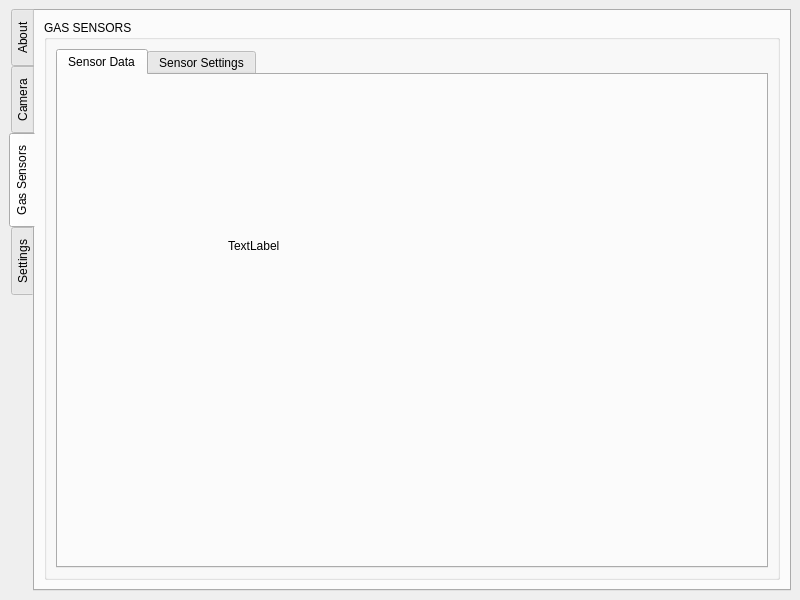
Above: fq_control_center/mainwindow.ui from hakan-demirli/FQ-Control-Center before the change. Below: the same form after it.
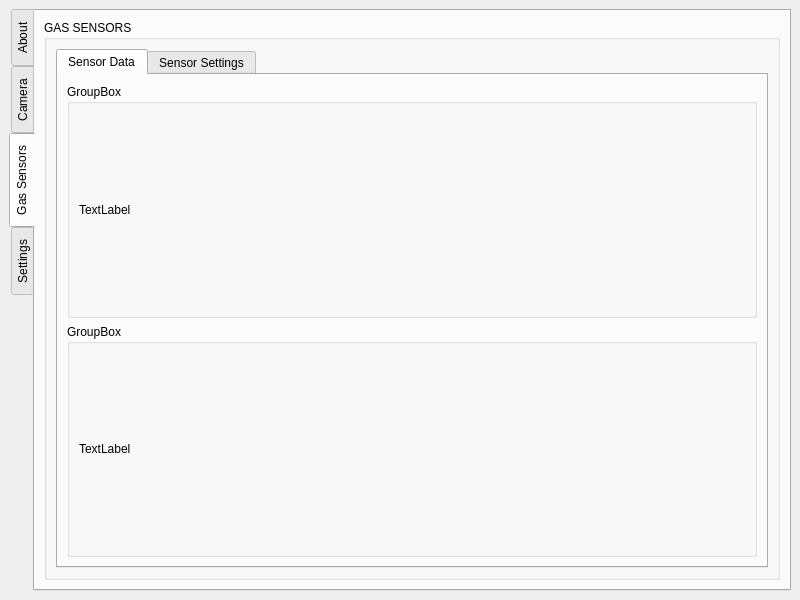
That is the form after the change. The open tabs and pages were chosen to show the change.

What changed in the file:
```diff
--- a/fq_control_center/mainwindow.ui
+++ b/fq_control_center/mainwindow.ui
@@ -14,15 +14,9 @@
    <string>MainWindow</string>
   </property>
   <widget class="QWidget" name="centralwidget">
+   <layout class="QGridLayout" name="gridLayout">
+    <item row="0" column="0">
    <widget class="QTabWidget" name="tabWidget">
-    <property name="geometry">
-     <rect>
-      <x>9</x>
-      <y>9</y>
-      <width>782</width>
-      <height>582</height>
-     </rect>
-    </property>
     <property name="minimumSize">
      <size>
       <width>64</width>
@@ -543,19 +537,44 @@
             <attribute name="title">
              <string>Sensor Data</string>
             </attribute>
+              <layout class="QGridLayout" name="gridLayout_8">
+               <item row="0" column="0">
+                <layout class="QVBoxLayout" name="verticalLayout_5">
+                 <item>
+                  <widget class="QGroupBox" name="groupBox_3">
+                   <property name="title">
+                    <string>GroupBox</string>
+                   </property>
+                   <layout class="QGridLayout" name="gridLayout_9">
+                    <item row="0" column="0">
             <widget class="QLabel" name="gas_sensor_1_label">
-             <property name="geometry">
-              <rect>
-               <x>170</x>
-               <y>80</y>
-               <width>361</width>
-               <height>181</height>
-              </rect>
-             </property>
+                      <property name="text">
+                       <string>TextLabel</string>
+                      </property>
+                     </widget>
+                    </item>
+                   </layout>
+                  </widget>
+                 </item>
+                 <item>
+                  <widget class="QGroupBox" name="groupBox_4">
+                   <property name="title">
+                    <string>GroupBox</string>
+                   </property>
+                   <layout class="QGridLayout" name="gridLayout_10">
+                    <item row="0" column="0">
+                     <widget class="QLabel" name="gas_sensor_1_label_2">
              <property name="text">
               <string>TextLabel</string>
              </property>
             </widget>
+                    </item>
+                   </layout>
+                  </widget>
+                 </item>
+                </layout>
+               </item>
+              </layout>
            </widget>
            <widget class="QWidget" name="tab_2">
             <attribute name="title">
@@ -575,6 +594,8 @@
      </attribute>
     </widget>
    </widget>
+    </item>
+   </layout>
   </widget>
  </widget>
  <resources/>
```
Left out of the diff: 2 changed lines with no effect on the pictures. Lines whose indentation alone changed are shown as unchanged.
